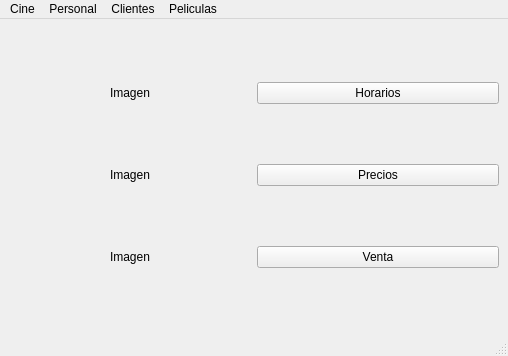
moyeta-tech/Cine, file Proyecto_Cine/cine.ui: the form before one commit.
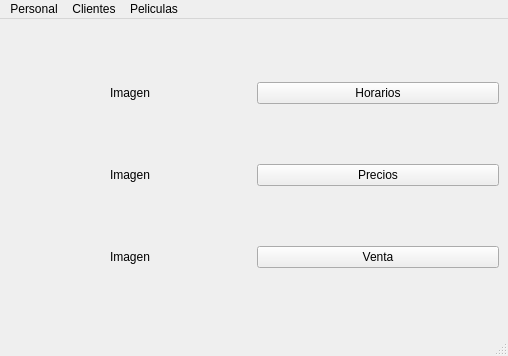
The form after the commit.

Patch:
```diff
--- a/Proyecto_Cine/cine.ui
+++ b/Proyecto_Cine/cine.ui
@@ -81,13 +81,6 @@
      <height>21</height>
     </rect>
    </property>
-   <widget class="QMenu" name="menuCine">
-    <property name="title">
-     <string>Cine</string>
-    </property>
-    <addaction name="actionRegistro_cine"/>
-    <addaction name="actionImprimir"/>
-   </widget>
    <widget class="QMenu" name="menuPersonal">
     <property name="title">
      <string>Personal</string>
@@ -110,7 +103,6 @@
     <addaction name="actionVer_peliculas"/>
     <addaction name="actionImprimir_2"/>
    </widget>
-   <addaction name="menuCine"/>
    <addaction name="menuPersonal"/>
    <addaction name="menuClientes"/>
    <addaction name="menuPelicular"/>
```
Left out of the diff: 1 changed line with no effect on the pictures.
